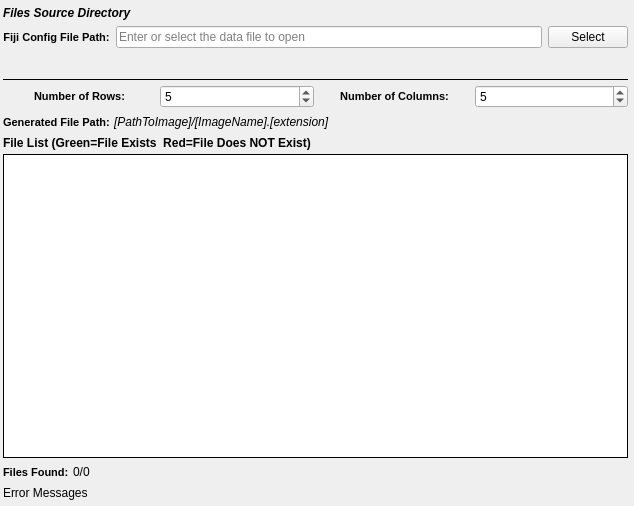
First picture: the form in SIMPLVtkLib/Wizards/ImportMontage/UI_Files/FijiListWidget.ui, repository tplatt77/SIMPLVtkLib, before the edit.
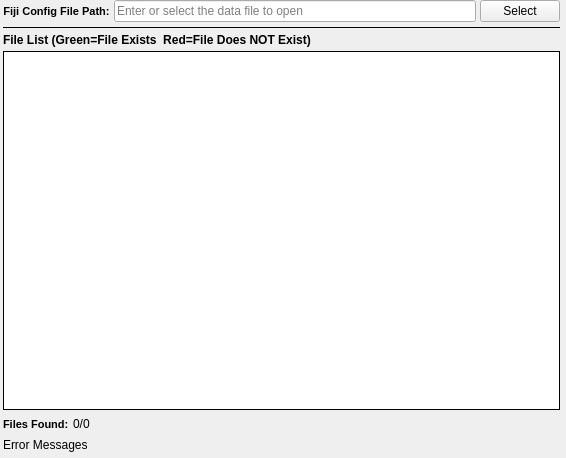
Second picture: the form after the edit. Custom widgets are drawn as their Qt base class.

Commit message: Updating FijiListWidget to automatically detect the correct rows and columns so that we don't have to ask the user.  Fixing bug where reading the data from the fiji file would only work if the data started on the 4th line.

Diff of the .ui file:
```diff
--- a/SIMPLVtkLib/Wizards/ImportMontage/UI_Files/FijiListWidget.ui
+++ b/SIMPLVtkLib/Wizards/ImportMontage/UI_Files/FijiListWidget.ui
@@ -6,8 +6,8 @@
    <rect>
     <x>0</x>
     <y>0</y>
-    <width>634</width>
-    <height>506</height>
+    <width>566</width>
+    <height>458</height>
    </rect>
   </property>
   <property name="windowTitle">
@@ -30,31 +30,11 @@
     <number>6</number>
    </property>
    <item>
-    <layout class="QGridLayout" name="widgetLayout">
-     <property name="topMargin">
-      <number>6</number>
-     </property>
+    <layout class="QHBoxLayout" name="horizontalLayout_2">
      <property name="bottomMargin">
-      <number>6</number>
+      <number>0</number>
      </property>
-     <property name="spacing">
-      <number>6</number>
-     </property>
-     <item row="0" column="0" colspan="3">
-      <widget class="QLabel" name="label_5">
-       <property name="styleSheet">
-        <string notr="true">QLabel 
-{
-	font-style: italic;font-weight: bold;
-font-size: 12px;
-}</string>
-       </property>
-       <property name="text">
-        <string>Files Source Directory</string>
-       </property>
-      </widget>
-     </item>
-     <item row="1" column="0">
+     <item>
       <widget class="QLabel" name="label_29">
        <property name="toolTip">
         <string>The directory that contains the .ang or .ctf files</string>
@@ -73,40 +53,20 @@
        </property>
       </widget>
      </item>
-     <item row="1" column="1">
+     <item>
       <widget class="QtSLineEdit" name="inputDir">
        <property name="placeholderText">
         <string>Enter or select the data file to open</string>
        </property>
       </widget>
      </item>
-     <item row="1" column="2">
+     <item>
       <widget class="QPushButton" name="inputDirBtn">
        <property name="text">
         <string>Select</string>
        </property>
       </widget>
      </item>
-     <item row="2" column="1">
-      <widget class="SVSmallLabel" name="absPathLabel">
-       <property name="font">
-        <font>
-         <weight>50</weight>
-         <italic>false</italic>
-         <bold>false</bold>
-        </font>
-       </property>
-       <property name="text">
-        <string/>
-       </property>
-       <property name="wordWrap">
-        <bool>true</bool>
-       </property>
-       <property name="textInteractionFlags">
-        <set>Qt::LinksAccessibleByMouse|Qt::TextSelectableByKeyboard|Qt::TextSelectableByMouse</set>
-       </property>
-      </widget>
-     </item>
     </layout>
    </item>
    <item>
@@ -119,110 +79,6 @@
      </property>
     </widget>
    </item>
-   <item>
-    <layout class="QGridLayout" name="gridLayout_20">
-     <item row="1" column="0">
-      <widget class="QLabel" name="label_24">
-       <property name="styleSheet">
-        <string notr="true">QLabel {
-font-weight: bold;
-font-size: 11px;
-}</string>
-       </property>
-       <property name="text">
-        <string>Number of Rows:</string>
-       </property>
-       <property name="alignment">
-        <set>Qt::AlignCenter</set>
-       </property>
-      </widget>
-     </item>
-     <item row="1" column="3">
-      <widget class="SVSpinBox" name="numOfCols">
-       <property name="toolTip">
-        <string>The number of digits to allow for the slice index.</string>
-       </property>
-       <property name="minimum">
-        <number>1</number>
-       </property>
-       <property name="value">
-        <number>5</number>
-       </property>
-      </widget>
-     </item>
-     <item row="1" column="1">
-      <widget class="SVSpinBox" name="numOfRows">
-       <property name="toolTip">
-        <string>The number of digits to allow for the slice index.</string>
-       </property>
-       <property name="minimum">
-        <number>1</number>
-       </property>
-       <property name="value">
-        <number>5</number>
-       </property>
-      </widget>
-     </item>
-     <item row="1" column="2">
-      <widget class="QLabel" name="label_21">
-       <property name="styleSheet">
-        <string notr="true">QLabel {
-font-weight: bold;
-font-size: 11px;
-}</string>
-       </property>
-       <property name="text">
-        <string>Number of Columns:</string>
-       </property>
-       <property name="alignment">
-        <set>Qt::AlignCenter</set>
-       </property>
-      </widget>
-     </item>
-    </layout>
-   </item>
-   <item>
-    <layout class="QHBoxLayout" name="_6">
-     <item>
-      <widget class="QLabel" name="label_17">
-       <property name="styleSheet">
-        <string notr="true">QLabel {
-font-weight: bold;
-font-size: 11px;
-}</string>
-       </property>
-       <property name="text">
-        <string>Generated File Path:</string>
-       </property>
-      </widget>
-     </item>
-     <item>
-      <widget class="QLabel" name="generatedFileNameExample">
-       <property name="font">
-        <font>
-         <italic>true</italic>
-        </font>
-       </property>
-       <property name="text">
-        <string>[PathToImage]/[ImageName].[extension]</string>
-       </property>
-      </widget>
-     </item>
-     <item>
-      <spacer name="horizontalSpacer_25">
-       <property name="orientation">
-        <enum>Qt::Horizontal</enum>
-       </property>
-       <property name="sizeHint" stdset="0">
-        <size>
-         <width>40</width>
-         <height>20</height>
-        </size>
-       </property>
-      </spacer>
-     </item>
-    </layout>
-   </item>
    <item>
     <widget class="QLabel" name="label_57">
      <property name="font">
@@ -314,16 +170,6 @@
    <extends>QLineEdit</extends>
    <header location="global">QtSLineEdit.h</header>
   </customwidget>
-  <customwidget>
-   <class>SVSmallLabel</class>
-   <extends>QLabel</extends>
-   <header location="global">SVControlWidgets.h</header>
-  </customwidget>
-  <customwidget>
-   <class>SVSpinBox</class>
-   <extends>QSpinBox</extends>
-   <header location="global">SVControlWidgets.h</header>
-  </customwidget>
  </customwidgets>
  <resources/>
  <connections/>
```
The commit also changes 5 other files.
